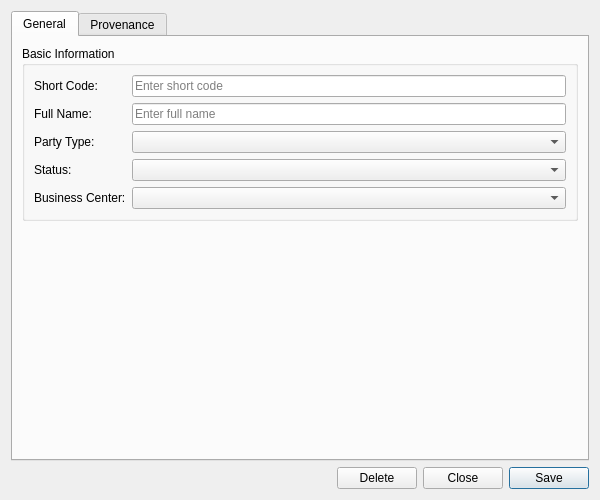
This is projects/ores.qt/refdata/ui/CounterpartyDetailDialog.ui in OreStudio/OreStudio as Qt 5 draws it before an edit. The edited form follows.
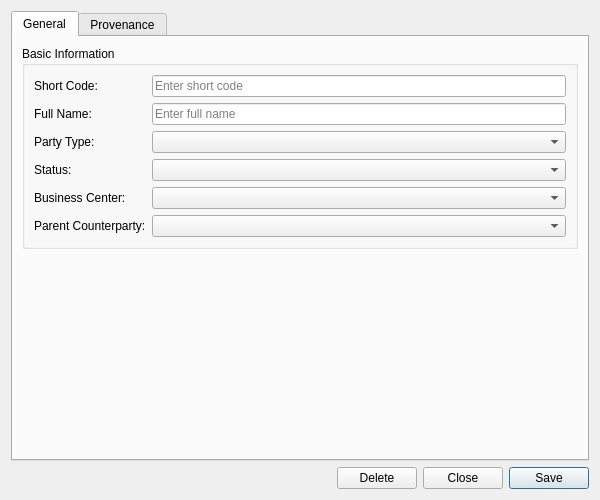
This is the edited form. Custom widgets are drawn as their Qt base class.

Commit message: [codegen,qt] Add required parent picker to party/counterparty Create

The edit to the form file:
```diff
--- a/projects/ores.qt/refdata/ui/CounterpartyDetailDialog.ui
+++ b/projects/ores.qt/refdata/ui/CounterpartyDetailDialog.ui
@@ -111,6 +111,20 @@
             </property>
            </widget>
           </item>
+          <item row="5" column="0">
+           <widget class="QLabel" name="labelParentCounterpartyId">
+            <property name="text">
+             <string>Parent Counterparty:</string>
+            </property>
+           </widget>
+          </item>
+          <item row="5" column="1">
+           <widget class="QComboBox" name="parentCounterpartyCombo">
+            <property name="insertPolicy">
+             <enum>QComboBox::NoInsert</enum>
+            </property>
+           </widget>
+          </item>
          </layout>
         </widget>
        </item>
```
The commit also changes 12 other files.
